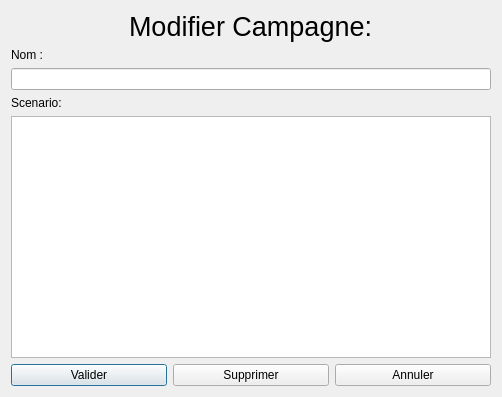
Before: the Qt Designer form fenetre/formModifierCampagne.ui in helarion/Application-JDR, drawn with Qt 5.
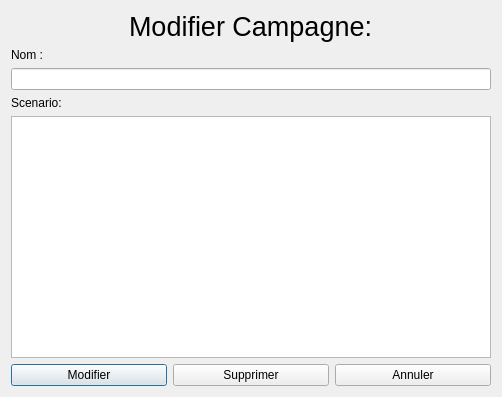
After: the same form once the commit is applied.

Diff of the .ui file:
```diff
--- a/fenetre/formModifierCampagne.ui
+++ b/fenetre/formModifierCampagne.ui
@@ -58,7 +58,7 @@
      <item>
       <widget class="QPushButton" name="modifierCampagneButton">
        <property name="text">
-        <string>Valider</string>
+        <string>Modifier</string>
        </property>
       </widget>
      </item>
```
